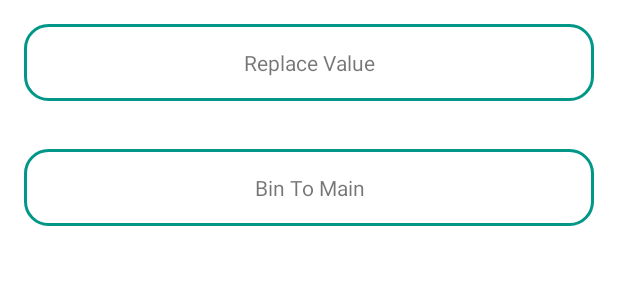
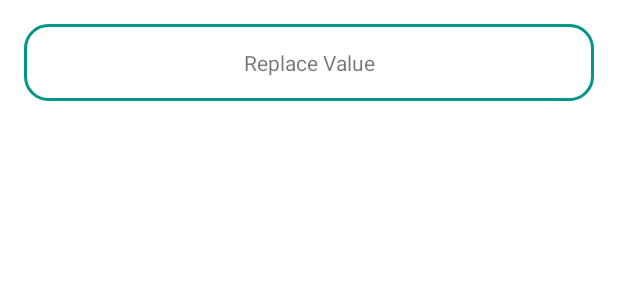
Before and after one commit to TuanNA90/Otto-LombokDemo, an Android app: the layout fragment_replace_value.xml on its own in the app's theme, with its tools: preview values and no code run, on a phone screen of 412 x 824 dp. Shown: the top 300 px of the screen. Run offline under Robolectric (Android 15) with nearby library versions, the phone set to English and light mode, and no system bars.

```diff
--- a/app/src/main/res/layout/fragment_replace_value.xml
+++ b/app/src/main/res/layout/fragment_replace_value.xml
@@ -42,6 +42,7 @@
         android:background="@drawable/bg_button_selector"
         android:gravity="center_horizontal"
         android:padding="@dimen/activity_vertical_margin"
-        android:text="@string/bin_to_main"/>
+        android:text="@string/bin_to_main"
+        android:visibility="gone"/>
 
 </RelativeLayout>
```
Also changed, not shown: app/src/main/java/com/tuanna/otto_lombokdemo/ReplaceValueFragment.java (+12 -1 lines).
